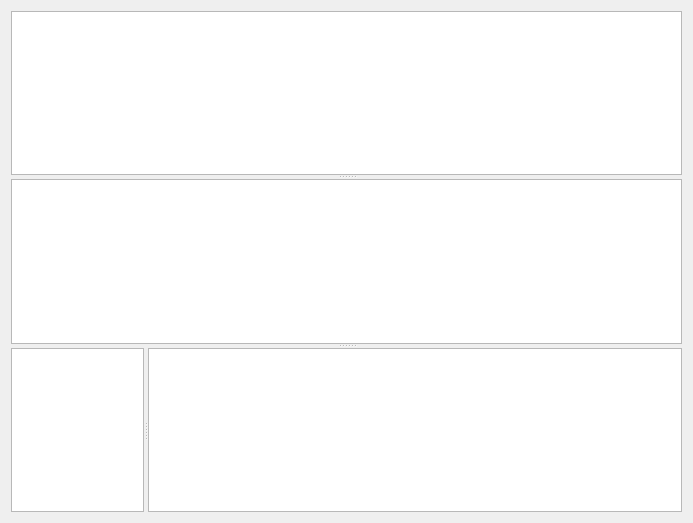
Qt form src/revsview.ui (antis81/QGit-mod) before a commit.
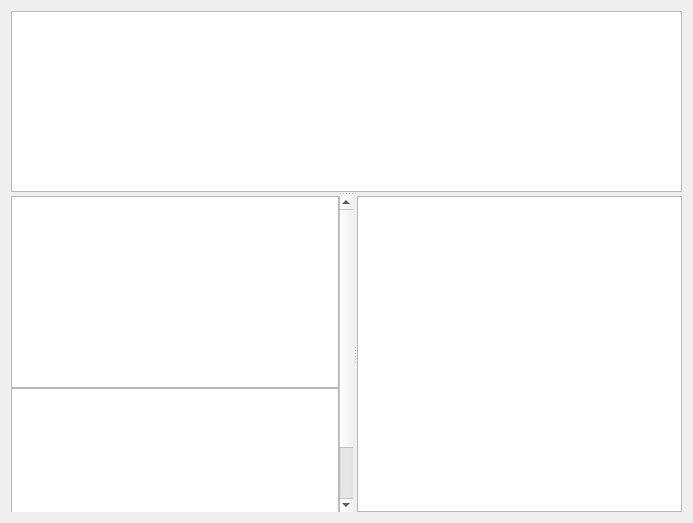
The same form after that commit. Custom widgets are drawn as their Qt base class.

Diff of the .ui file:
```diff
--- a/src/revsview.ui
+++ b/src/revsview.ui
@@ -13,19 +13,13 @@
   <property name="windowTitle">
    <string>Rev list</string>
   </property>
-  <layout class="QHBoxLayout">
+  <layout class="QHBoxLayout" name="horizontalLayout_2">
    <item>
     <widget class="QSplitter" name="horizontalSplitter">
      <property name="orientation">
       <enum>Qt::Vertical</enum>
      </property>
      <widget class="ListView" name="listViewLog">
-      <property name="sizePolicy">
-       <sizepolicy hsizetype="Expanding" vsizetype="Expanding">
-        <horstretch>0</horstretch>
-        <verstretch>30</verstretch>
-       </sizepolicy>
-      </property>
       <property name="contextMenuPolicy">
        <enum>Qt::CustomContextMenu</enum>
       </property>
@@ -51,58 +45,112 @@
        <bool>true</bool>
       </property>
      </widget>
-     <widget class="RevDesc" name="textBrowserDesc">
-      <property name="sizePolicy">
-       <sizepolicy hsizetype="Expanding" vsizetype="Expanding">
-        <horstretch>0</horstretch>
-        <verstretch>30</verstretch>
-       </sizepolicy>
-      </property>
-      <property name="lineWrapMode">
-       <enum>QTextEdit::WidgetWidth</enum>
-      </property>
-     </widget>
      <widget class="QSplitter" name="verticalSplitter">
-      <property name="sizePolicy">
-       <sizepolicy hsizetype="Expanding" vsizetype="Preferred">
-        <horstretch>0</horstretch>
-        <verstretch>30</verstretch>
-       </sizepolicy>
-      </property>
       <property name="orientation">
        <enum>Qt::Horizontal</enum>
       </property>
-      <widget class="FileList" name="fileList">
+      <widget class="QScrollArea" name="scrollArea">
+       <property name="frameShape">
+        <enum>QFrame::NoFrame</enum>
+       </property>
+       <property name="verticalScrollBarPolicy">
+        <enum>Qt::ScrollBarAlwaysOn</enum>
+       </property>
+       <property name="widgetResizable">
+        <bool>true</bool>
+       </property>
+       <widget class="QWidget" name="scrollAreaWidgetContents_2">
+        <property name="geometry">
+         <rect>
+          <x>0</x>
+          <y>0</y>
+          <width>328</width>
+          <height>384</height>
+         </rect>
+        </property>
        <property name="sizePolicy">
-        <sizepolicy hsizetype="Expanding" vsizetype="Expanding">
-         <horstretch>20</horstretch>
+         <sizepolicy hsizetype="Preferred" vsizetype="MinimumExpanding">
+          <horstretch>0</horstretch>
          <verstretch>0</verstretch>
         </sizepolicy>
        </property>
-       <property name="contextMenuPolicy">
-        <enum>Qt::CustomContextMenu</enum>
-       </property>
-      </widget>
+        <property name="minimumSize">
+         <size>
+          <width>0</width>
+          <height>0</height>
+         </size>
+        </property>
+        <layout class="QHBoxLayout" name="horizontalLayout">
+         <property name="margin">
+          <number>0</number>
+         </property>
+         <item>
+          <widget class="QWidget" name="widget" native="true">
+           <property name="sizePolicy">
+            <sizepolicy hsizetype="Preferred" vsizetype="Preferred">
+             <horstretch>0</horstretch>
+             <verstretch>0</verstretch>
+            </sizepolicy>
+           </property>
+           <layout class="QVBoxLayout" name="verticalLayout">
+            <property name="spacing">
+             <number>0</number>
+            </property>
+            <property name="sizeConstraint">
+             <enum>QLayout::SetDefaultConstraint</enum>
+            </property>
+            <property name="margin">
+             <number>0</number>
+            </property>
+            <item>
+             <widget class="RevDesc" name="textBrowserDesc">
+              <property name="verticalScrollBarPolicy">
+               <enum>Qt::ScrollBarAlwaysOff</enum>
+              </property>
+              <property name="horizontalScrollBarPolicy">
+               <enum>Qt::ScrollBarAlwaysOff</enum>
+              </property>
+              <property name="lineWrapMode">
+               <enum>QTextEdit::WidgetWidth</enum>
+              </property>
+             </widget>
+            </item>
+            <item>
       <widget class="PatchContent" name="textEditDiff">
        <property name="sizePolicy">
         <sizepolicy hsizetype="Expanding" vsizetype="Expanding">
-         <horstretch>80</horstretch>
-         <verstretch>0</verstretch>
-        </sizepolicy>
-       </property>
-       <property name="documentTitle">
-        <string comment="testing with diff view">test</string>
+                <horstretch>0</horstretch>
+                <verstretch>1</verstretch>
+               </sizepolicy>
+              </property>
+              <property name="verticalScrollBarPolicy">
+               <enum>Qt::ScrollBarAlwaysOff</enum>
+              </property>
+              <property name="horizontalScrollBarPolicy">
+               <enum>Qt::ScrollBarAlwaysOff</enum>
        </property>
        <property name="undoRedoEnabled">
         <bool>false</bool>
        </property>
        <property name="lineWrapMode">
-        <enum>QTextEdit::NoWrap</enum>
+               <enum>QPlainTextEdit::NoWrap</enum>
        </property>
        <property name="readOnly">
         <bool>true</bool>
        </property>
       </widget>
+            </item>
+           </layout>
+          </widget>
+         </item>
+        </layout>
+       </widget>
+      </widget>
+      <widget class="FileList" name="fileList">
+       <property name="contextMenuPolicy">
+        <enum>Qt::CustomContextMenu</enum>
+       </property>
+      </widget>
      </widget>
     </widget>
    </item>
@@ -127,7 +175,7 @@
   </customwidget>
   <customwidget>
    <class>PatchContent</class>
-   <extends>QTextEdit</extends>
+   <extends>QPlainTextEdit</extends>
    <header>patchcontent.h</header>
   </customwidget>
  </customwidgets>
```
Lines whose indentation alone changed are shown as unchanged.
